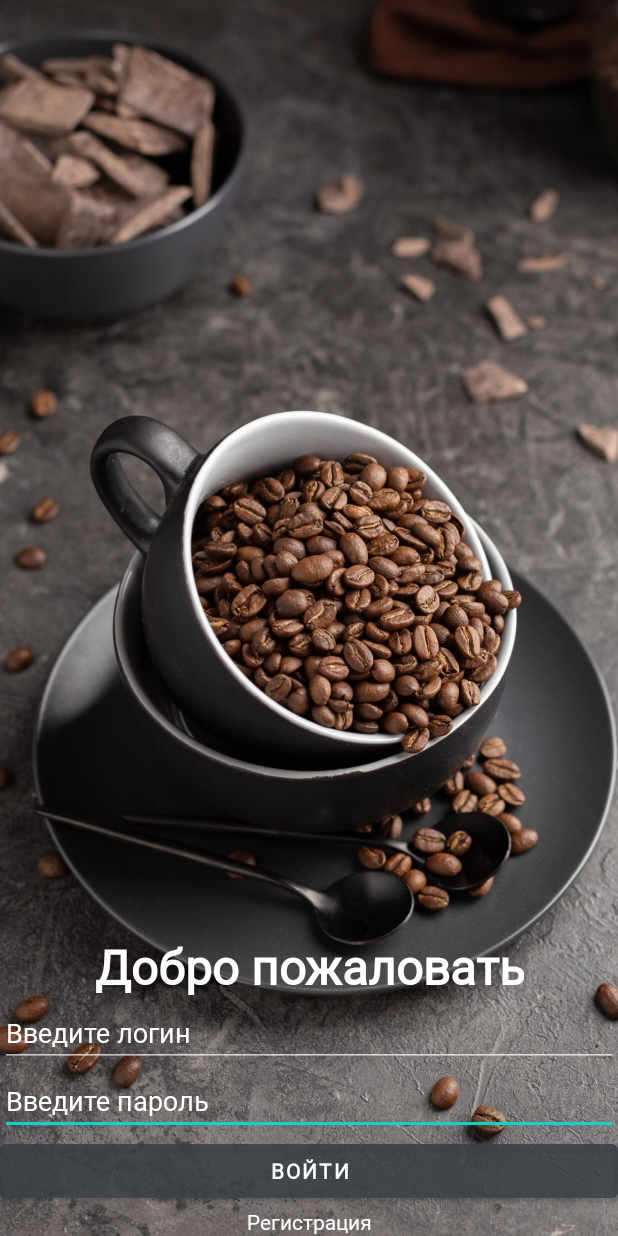
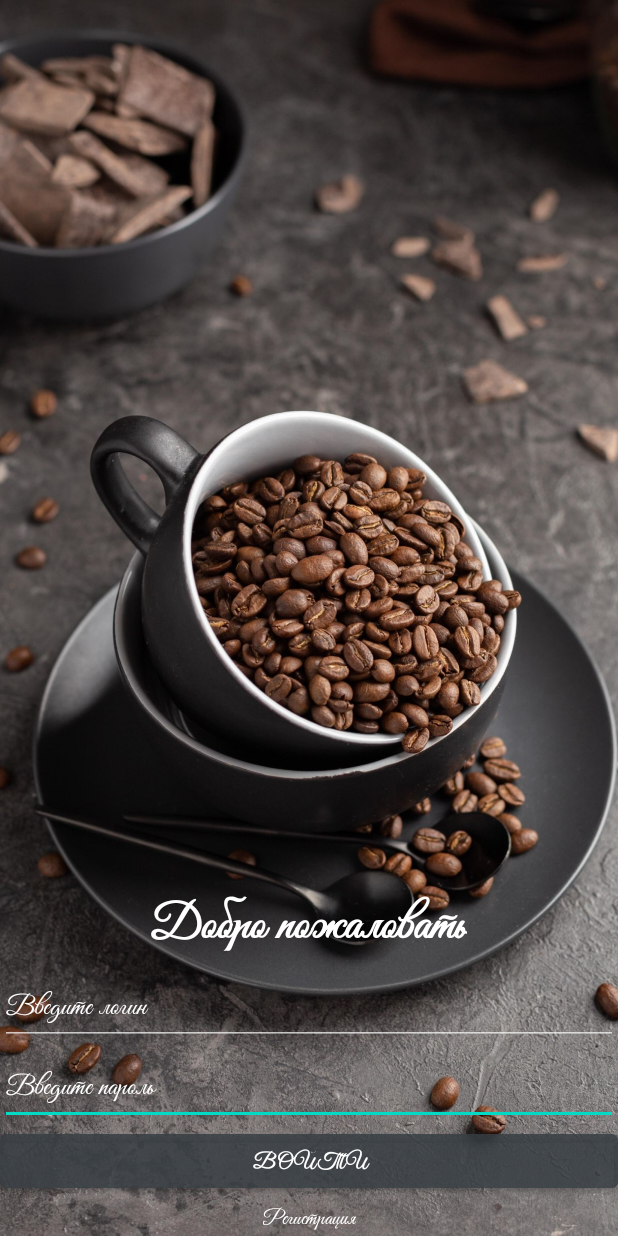
Before and after one commit to Nikolay1410/Cafe, an Android app: the screen it shows after launch (MainActivity), on a phone screen of 412 x 824 dp. Run offline under Robolectric (Android 15) with nearby library versions, the phone set to English and light mode, and no system bars.

Commit message:
Ver.0.311

```diff
--- a/app/src/main/res/values/themes.xml
+++ b/app/src/main/res/values/themes.xml
@@ -11,7 +11,6 @@
         <item name="colorOnSecondary">@color/black</item>
         <!-- Status bar color. -->
         <item name="android:statusBarColor" tools:targetApi="l">?attr/colorPrimaryVariant</item>
-        <item name="android:fontFamily">@font/bauhaus</item>
-        <!-- Customize your theme here. -->
+        <item name="android:fontFamily">@font/lkjn</item>
     </style>
 </resources>
```
Also changed, not shown: 1 other file.
